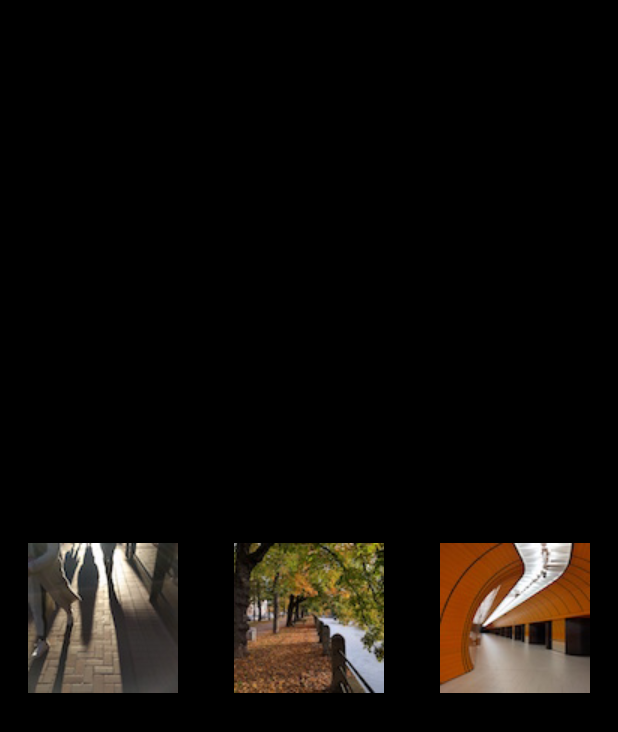
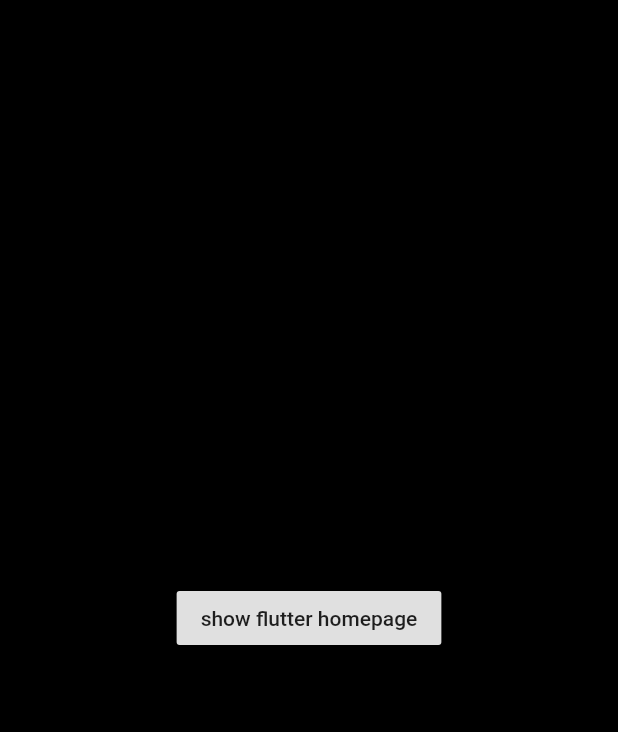
Before and after one commit to wangbin0802/FlutterApp, a Flutter app: the screen it shows after launch, on a phone screen of 412 x 824 dp. Shown: the top 732 px of the screen. Run offline on Flutter 3.47's test engine with Material 2 defaults, Android fonts, the phone set to English and light mode, and no system bars; generated files the repository leaves out were written again.

Commit message:
Support open browser

```diff
--- a/flutter_app/lib/main.dart
+++ b/flutter_app/lib/main.dart
@@ -8,6 +8,7 @@
 import 'package:flutter_app/todo/TodosScreen.dart';
 import 'package:flutter_app/todo/effect.dart';
 import 'package:flutter_app/widget/assets.dart';
+import 'package:flutter_app/widget/openbrowser.dart';
 import 'package:flutter_app/widget/spinner.dart';
 import 'package:flutter_app/widget/stack.dart';
 
@@ -34,7 +35,7 @@
     home: Scaffold(
       backgroundColor: Colors.black,
       body: Center(
-        child: TestAssets(),
+        child: DemoPage(),
       ),
     ),
   ));
--- /dev/null
+++ b/flutter_app/lib/widget/openbrowser.dart
@@ -0,0 +1,19 @@
+import 'package:flutter/material.dart';
+import 'package:url_launcher/url_launcher.dart';
+
+class DemoPage extends StatelessWidget {
+  launchURL() {
+    launch("https://flutter.dev");
+  }
+
+  @override
+  Widget build(BuildContext context) {
+    return Center(
+      child: RaisedButton(
+      onPressed: launchURL,
+      child: Text("show flutter homepage"),
+    ),);
+  }
+
+
+}
--- a/flutter_app/pubspec.yaml
+++ b/flutter_app/pubspec.yaml
@@ -19,6 +19,9 @@
 dependencies:
   flutter:
     sdk: flutter
+  flutter_localizations:
+    sdk: flutter
+  url_launcher: ^5.4.0
 
   # The following adds the Cupertino Icons font to your application.
   # Use with the CupertinoIcons class for iOS style icons.
```
Also changed, not shown: flutter_app/pubspec.lock, 1 other file.
